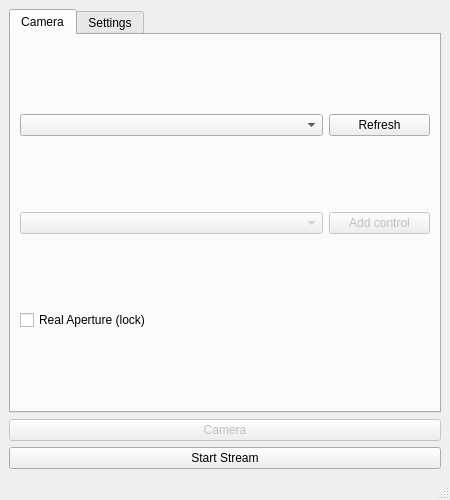
Before: the Qt Designer form src/gui/mainwindow.ui in david-polak/dslr-webcam, drawn with Qt 5.
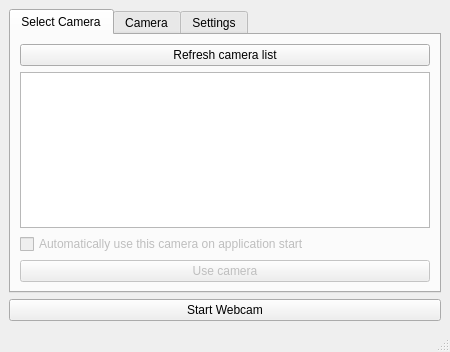
After: the same form once the commit is applied. The open tabs and pages were chosen to show the change.

```diff
--- a/src/gui/mainwindow.ui
+++ b/src/gui/mainwindow.ui
@@ -7,7 +7,7 @@
     <x>0</x>
     <y>0</y>
     <width>450</width>
-    <height>500</height>
+    <height>352</height>
    </rect>
   </property>
   <property name="windowTitle">
@@ -23,7 +23,53 @@
       <property name="currentIndex">
        <number>0</number>
       </property>
+      <widget class="QWidget" name="selectCameraTab">
+       <property name="sizePolicy">
+        <sizepolicy hsizetype="Expanding" vsizetype="Expanding">
+         <horstretch>0</horstretch>
+         <verstretch>0</verstretch>
+        </sizepolicy>
+       </property>
+       <attribute name="title">
+        <string>Select Camera</string>
+       </attribute>
+       <layout class="QVBoxLayout" name="verticalLayout_2">
+        <item>
+         <widget class="QPushButton" name="refreshBtn">
+          <property name="text">
+           <string>Refresh camera list</string>
+          </property>
+         </widget>
+        </item>
+        <item>
+         <widget class="QListView" name="cameraList"/>
+        </item>
+        <item>
+         <widget class="QCheckBox" name="rememberCameraCbox">
+          <property name="enabled">
+           <bool>false</bool>
+          </property>
+          <property name="text">
+           <string>Automatically use this camera on application start</string>
+          </property>
+         </widget>
+        </item>
+        <item>
+         <widget class="QPushButton" name="useCameraBtn">
+          <property name="enabled">
+           <bool>false</bool>
+          </property>
+          <property name="text">
+           <string>Use camera</string>
+          </property>
+         </widget>
+        </item>
+       </layout>
+      </widget>
       <widget class="QWidget" name="cameraTab">
+       <property name="enabled">
+        <bool>true</bool>
+       </property>
        <property name="sizePolicy">
         <sizepolicy hsizetype="Expanding" vsizetype="Expanding">
          <horstretch>0</horstretch>
@@ -34,20 +80,6 @@
         <string>Camera</string>
        </attribute>
        <layout class="QVBoxLayout" name="cameraVerticalLayout">
-        <item>
-         <layout class="QHBoxLayout" name="horizontalLayout_4" stretch="3,1">
-          <item>
-           <widget class="QComboBox" name="cameraBox"/>
-          </item>
-          <item>
-           <widget class="QPushButton" name="refreshBtn">
-            <property name="text">
-             <string>Refresh</string>
-            </property>
-           </widget>
-          </item>
-         </layout>
-        </item>
         <item>
          <layout class="QHBoxLayout" name="horizontalLayout_5" stretch="3,1">
           <item>
@@ -76,6 +108,22 @@
           </property>
          </widget>
         </item>
+        <item>
+         <layout class="QVBoxLayout" name="controlWidgetLayout"/>
+        </item>
+        <item>
+         <spacer name="cameraTabSpacer">
+          <property name="orientation">
+           <enum>Qt::Vertical</enum>
+          </property>
+          <property name="sizeHint" stdset="0">
+           <size>
+            <width>20</width>
+            <height>40</height>
+           </size>
+          </property>
+         </spacer>
+        </item>
        </layout>
       </widget>
       <widget class="QWidget" name="settingsTab">
@@ -133,29 +181,12 @@
      </widget>
     </item>
     <item>
-     <layout class="QHBoxLayout" name="horizontalLayout_2">
-      <item>
-       <widget class="QPushButton" name="cameraBtn">
-        <property name="enabled">
-         <bool>false</bool>
-        </property>
-        <property name="text">
-         <string>Camera</string>
-        </property>
-        <property name="checkable">
-         <bool>true</bool>
-        </property>
-       </widget>
-      </item>
-     </layout>
-    </item>
-    <item>
-     <layout class="QHBoxLayout" name="horizontalLayout" stretch="0">
+     <layout class="QHBoxLayout" name="startBtnLayout" stretch="0">
       <property name="spacing">
        <number>6</number>
       </property>
       <item>
-       <widget class="QPushButton" name="startStreamBtn">
+       <widget class="QPushButton" name="startBtn">
         <property name="font">
          <font>
           <weight>50</weight>
@@ -167,7 +198,7 @@
          <bool>false</bool>
         </property>
         <property name="text">
-         <string>Start Stream</string>
+         <string>Start Webcam</string>
         </property>
         <property name="checkable">
          <bool>true</bool>
```
Left out of the diff: 22 changed lines with no effect on the pictures.
